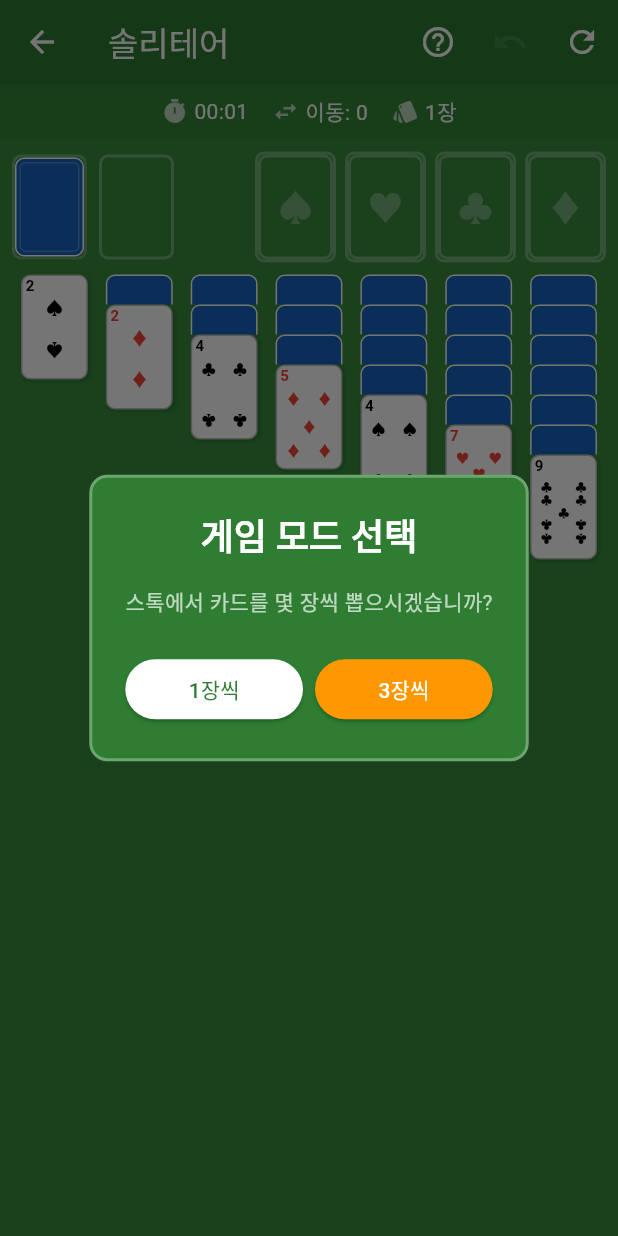
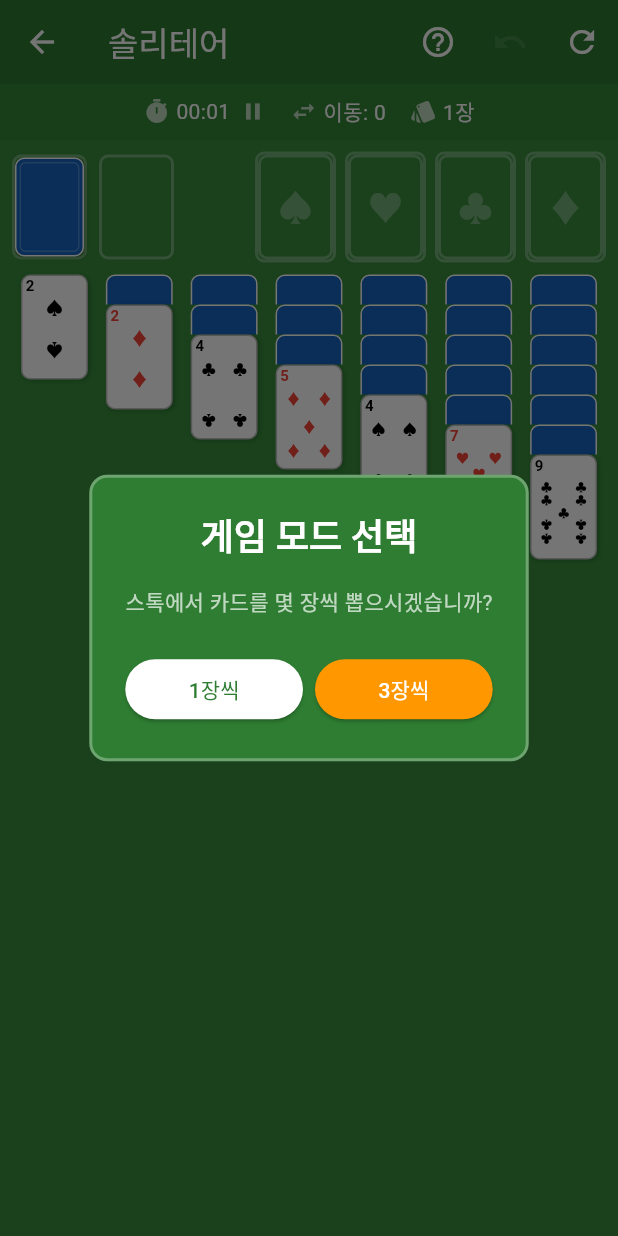
Before and after one commit to mhpark03/games, a Flutter app: the SolitaireScreen screen opened directly, on a phone screen of 412 x 824 dp. Run offline on Flutter 3.47's test engine with Material 3 defaults, Android fonts, the phone set to English and light mode, and no system bars; our stand-ins replace shared_preferences; accounts and stored records are empty.

Commit message:
솔리테어 세로모드 일시정지 버튼 아이콘 추가

```diff
--- a/lib/games/solitaire/solitaire_screen.dart
+++ b/lib/games/solitaire/solitaire_screen.dart
@@ -957,12 +957,10 @@ class _SolitaireScreenState extends State<SolitaireScreen> {
               child: Row(
                 mainAxisAlignment: MainAxisAlignment.center,
                 children: [
-                  GestureDetector(
-                    onTap: _togglePause,
-                    child: Row(
+                  Row(
                     children: [
                       Icon(
-                          _isPaused ? Icons.play_arrow : Icons.timer,
+                        Icons.timer,
                         color: _isPaused ? Colors.amber : Colors.white70,
                         size: 18,
                       ),
@@ -974,8 +972,16 @@ class _SolitaireScreenState extends State<SolitaireScreen> {
                           fontSize: 14,
                         ),
                       ),
-                      ],
-                    ),
+                      const SizedBox(width: 6),
+                      GestureDetector(
+                        onTap: _togglePause,
+                        child: Icon(
+                          _isPaused ? Icons.play_arrow : Icons.pause,
+                          color: _isPaused ? Colors.amber : Colors.white70,
+                          size: 18,
+                        ),
+                      ),
+                    ],
                   ),
                   const SizedBox(width: 16),
                   Icon(Icons.swap_horiz, color: Colors.white70, size: 18),
```
Lines whose indentation alone changed are shown as unchanged.
